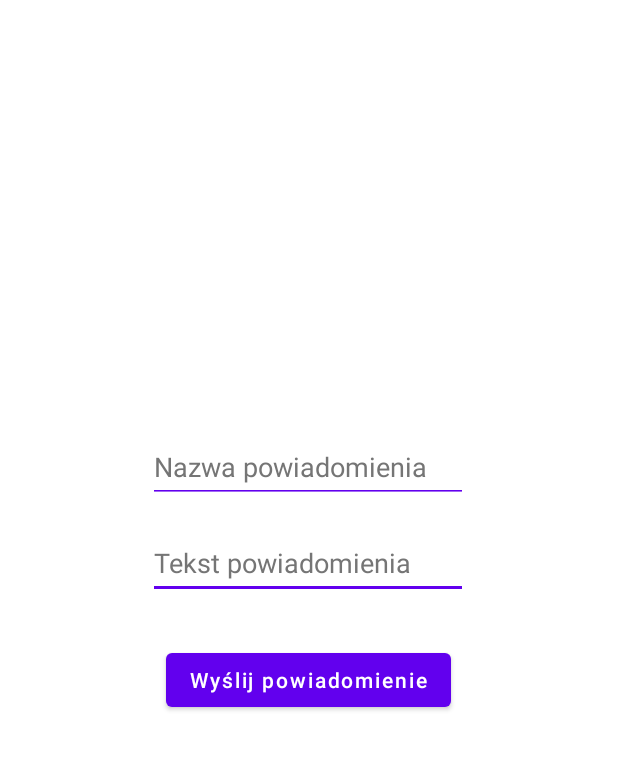
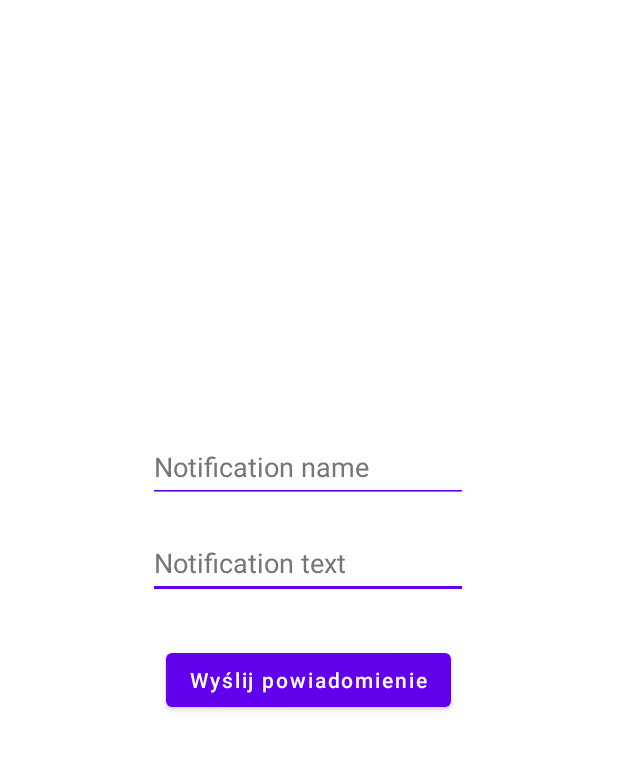
Before and after one commit to VdanielVPL/notitest, an Android app: the screen it shows after launch (MainActivity), on a phone screen of 412 x 824 dp, the part 55-825 px from its top. Run offline under Robolectric (Android 15) with nearby library versions, the phone set to English and light mode, and no system bars.

Commit message:
Added more translations

```diff
--- a/app/src/main/res/layout/activity_main.xml
+++ b/app/src/main/res/layout/activity_main.xml
@@ -36,7 +36,7 @@
         android:autofillHints="false"
         android:backgroundTint="@color/purple_500"
         android:ems="10"
-        android:hint="Tekst powiadomienia"
+        android:hint="@string/noti_text_hint"
         android:inputType="textShortMessage"
         android:minHeight="48dp"
         android:textColorHighlight="@color/purple_500"
@@ -57,7 +57,7 @@
         android:autofillHints="false"
         android:backgroundTint="@color/purple_500"
         android:ems="10"
-        android:hint="Nazwa powiadomienia"
+        android:hint="@string/noti_title_hint"
         android:inputType="textShortMessage"
         android:minHeight="48dp"
         android:textColorHighlight="@color/purple_500"
--- a/app/src/main/res/values/strings.xml
+++ b/app/src/main/res/values/strings.xml
@@ -6,4 +6,6 @@
     <string name="default_title">Default title</string>
     <string name="default_text">Default notification text</string>
     <string name="noti_desc">Description of this notification is amazing</string>
+    <string name="noti_title_hint">Notification name</string>
+    <string name="noti_text_hint">Notification text</string>
 </resources>
```
Also changed, not shown: 1 other file.
